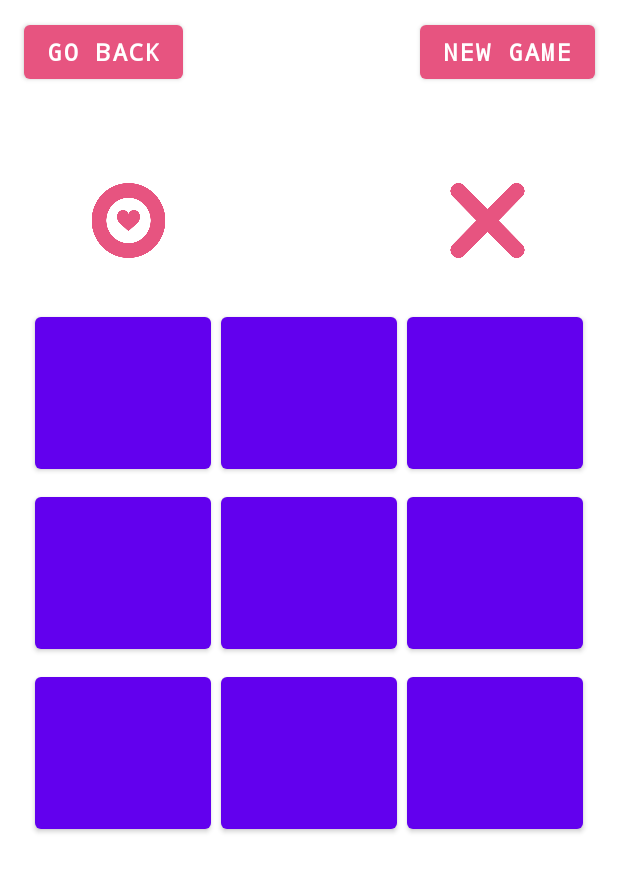
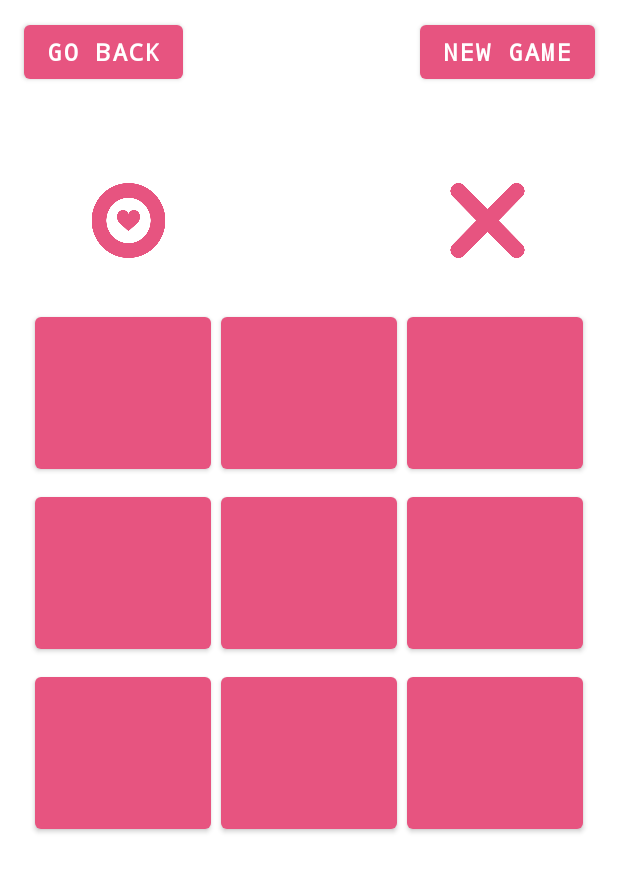
Before and after one commit to irnkwon/tic-tac-toe, an Android app: the GameActivity screen opened directly, with no data from a screen before it, on a phone screen of 412 x 824 dp. Shown: the top 872 px of the screen. Run offline under Robolectric (Android 15) with nearby library versions, the light colour scheme and no system bars.

Commit message:
Added pink colors to buttons and status bar

```diff
--- a/app/build.gradle
+++ b/app/build.gradle
@@ -17,6 +17,11 @@ android {
             proguardFiles getDefaultProguardFile('proguard-android-optimize.txt'), 'proguard-rules.pro'
         }
     }
+    sourceSets {
+        main {
+            java.srcDirs = ['src/main/java', 'src/main/java/utilities', 'src/main/java/io.github.tictactoe/utilities', 'src/main/java/io.github.tictactoe/irene']
+        }
+    }
 }
 
 dependencies {
--- a/app/src/main/java/io/github/tictactoe/SelectPlayerActivity.java
+++ b/app/src/main/java/io/github/tictactoe/SelectPlayerActivity.java
@@ -65,7 +65,7 @@ public class SelectPlayerActivity extends AppCompatActivity {
                 dialog.dismiss();
             }
         });
-        dialog.show(); // dialog.dismiss();
+        dialog.show();
     }
 
     public void onBtnGoBackClick(View v) {
--- a/app/src/main/res/layout-land/game.xml
+++ b/app/src/main/res/layout-land/game.xml
@@ -4,7 +4,7 @@
     - horizontal orientation
 
     Created by Irene Kwon
-    Last Modified at Nov 14, 2019
+    Last Modified at Nov 20, 2019
 -->
 
 <LinearLayout xmlns:android="http://schemas.android.com/apk/res/android"
@@ -52,19 +52,19 @@
 
                     <Button
                         android:id="@+id/button00"
-                        style="@style/PlayerButton.H" />
+                        style="@style/Buttons.PlayerButton.H" />
                 </LinearLayout>
 
                 <LinearLayout style="@style/PlayerButtonContainer.H">
                     <Button
                         android:id="@+id/button01"
-                        style="@style/PlayerButton.H" />
+                        style="@style/Buttons.PlayerButton.H" />
                 </LinearLayout>
 
                 <LinearLayout style="@style/PlayerButtonContainer.H">
                     <Button
                         android:id="@+id/button02"
-                        style="@style/PlayerButton.H" />
+                        style="@style/Buttons.PlayerButton.H" />
                 </LinearLayout>
             </LinearLayout>
 
@@ -73,19 +73,19 @@
                 <LinearLayout style="@style/PlayerButtonContainer.H">
                     <Button
                         android:id="@+id/button10"
-                        style="@style/PlayerButton.H" />
+                        style="@style/Buttons.PlayerButton.H" />
                 </LinearLayout>
 
                 <LinearLayout style="@style/PlayerButtonContainer.H">
                     <Button
                         android:id="@+id/button11"
-                        style="@style/PlayerButton.H" />
+                        style="@style/Buttons.PlayerButton.H" />
                 </LinearLayout>
 
                 <LinearLayout style="@style/PlayerButtonContainer.H">
                     <Button
                         android:id="@+id/button12"
-                        style="@style/PlayerButton.H" />
+                        style="@style/Buttons.PlayerButton.H" />
                 </LinearLayout>
             </LinearLayout>
 
@@ -94,19 +94,19 @@
                 <LinearLayout style="@style/PlayerButtonContainer.H">
                     <Button
                         android:id="@+id/button20"
-                        style="@style/PlayerButton.H" />
+                        style="@style/Buttons.PlayerButton.H" />
                 </LinearLayout>
 
                 <LinearLayout style="@style/PlayerButtonContainer.H">
                     <Button
                         android:id="@+id/button21"
-                        style="@style/PlayerButton.H" />
+                        style="@style/Buttons.PlayerButton.H" />
                 </LinearLayout>
 
                 <LinearLayout style="@style/PlayerButtonContainer.H">
                     <Button
                         android:id="@+id/button22"
-                        style="@style/PlayerButton.H" />
+                        style="@style/Buttons.PlayerButton.H" />
                 </LinearLayout>
             </LinearLayout>
         </LinearLayout>
--- a/app/src/main/res/layout/add_player.xml
+++ b/app/src/main/res/layout/add_player.xml
@@ -40,13 +40,15 @@
             android:layout_width="wrap_content"
             android:layout_height="wrap_content"
             android:text="@string/add_player"
-            android:fontFamily="monospace" />
+            android:fontFamily="monospace"
+            style="@style/Buttons"/>
         <Button
             android:id="@+id/btnCloseDialog"
             android:layout_width="wrap_content"
             android:layout_height="wrap_content"
             android:text="Cancel"
-            android:fontFamily="monospace" />
+            android:fontFamily="monospace"
+            style="@style/Buttons"/>
     </LinearLayout>
 
 </LinearLayout>
--- a/app/src/main/res/layout/game.xml
+++ b/app/src/main/res/layout/game.xml
@@ -4,7 +4,7 @@
     - vertical orientation
 
     Created by Irene Kwon
-    Last Modified at Nov 14, 2019
+    Last Modified at Nov 20, 2019
 -->
 
 <LinearLayout xmlns:android="http://schemas.android.com/apk/res/android"
@@ -59,19 +59,19 @@
 
             <Button
                 android:id="@+id/button00"
-                style="@style/PlayerButton" />
+                style="@style/Buttons.PlayerButton" />
         </LinearLayout>
 
         <LinearLayout style="@style/PlayerButtonContainer">
             <Button
                 android:id="@+id/button01"
-                style="@style/PlayerButton" />
+                style="@style/Buttons.PlayerButton" />
         </LinearLayout>
 
         <LinearLayout style="@style/PlayerButtonContainer">
             <Button
                 android:id="@+id/button02"
-                style="@style/PlayerButton" />
+                style="@style/Buttons.PlayerButton" />
         </LinearLayout>
     </LinearLayout>
 
@@ -80,19 +80,19 @@
         <LinearLayout style="@style/PlayerButtonContainer">
             <Button
                 android:id="@+id/button10"
-                style="@style/PlayerButton" />
+                style="@style/Buttons.PlayerButton" />
         </LinearLayout>
 
         <LinearLayout style="@style/PlayerButtonContainer">
             <Button
                 android:id="@+id/button11"
-                style="@style/PlayerButton" />
+                style="@style/Buttons.PlayerButton" />
         </LinearLayout>
 
         <LinearLayout style="@style/PlayerButtonContainer">
             <Button
                 android:id="@+id/button12"
-                style="@style/PlayerButton" />
+                style="@style/Buttons.PlayerButton" />
         </LinearLayout>
     </LinearLayout>
 
@@ -101,19 +101,19 @@
         <LinearLayout style="@style/PlayerButtonContainer">
             <Button
                 android:id="@+id/button20"
-                style="@style/PlayerButton" />
+                style="@style/Buttons.PlayerButton" />
         </LinearLayout>
 
         <LinearLayout style="@style/PlayerButtonContainer">
             <Button
                 android:id="@+id/button21"
-                style="@style/PlayerButton" />
+                style="@style/Buttons.PlayerButton" />
         </LinearLayout>
 
         <LinearLayout style="@style/PlayerButtonContainer">
             <Button
                 android:id="@+id/button22"
-                style="@style/PlayerButton" />
+                style="@style/Buttons.PlayerButton" />
         </LinearLayout>
     </LinearLayout>
 
--- a/app/src/main/res/values/styles.xml
+++ b/app/src/main/res/values/styles.xml
@@ -3,7 +3,7 @@
     - saves all the styles used for the app
 
     Created by Irene Kwon
-    Last Modified at Nov 14, 2019
+    Last Modified at Nov 20, 2019
 -->
 
 <resources>
@@ -14,6 +14,7 @@
     <style name="AppTheme" parent="Theme.MaterialComponents.Light.NoActionBar">
         <item name="android:layout_width">match_parent</item>
         <item name="android:layout_height">match_parent</item>
+        <item name="colorPrimaryDark">@color/pink</item> <!-- Status bar -->
     </style>
 
     <style name="AppTheme.H" parent="Theme.MaterialComponents.Light.NoActionBar">
@@ -112,7 +113,7 @@
         <item name="android:orientation">vertical</item>
     </style>
 
-    <style name="PlayerButton">
+    <style name="Buttons.PlayerButton">
         <item name="android:layout_width">match_parent</item>
         <item name="android:layout_height">match_parent</item>
         <item name="background">@color/pink</item>
@@ -165,7 +166,7 @@
         <item name="android:layout_height">match_parent</item>
     </style>
 
-    <style name="PlayerButton.H">
+    <style name="Buttons.PlayerButton.H">
         <item name="android:layout_width">match_parent</item>
         <item name="android:layout_height">match_parent</item>
     </style>
```
